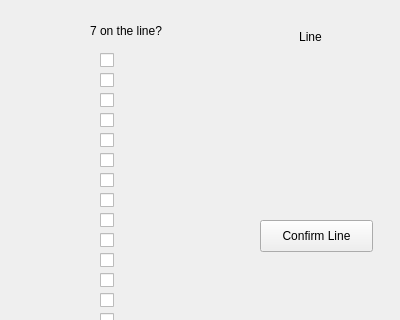
Above: ultimate/chooseside.ui from rrout2/ultimate-stats before the change; both pictures show x 0 to 400 and y 0 to 320 of the 400 by 567 pixel window. Below: the same form after it.
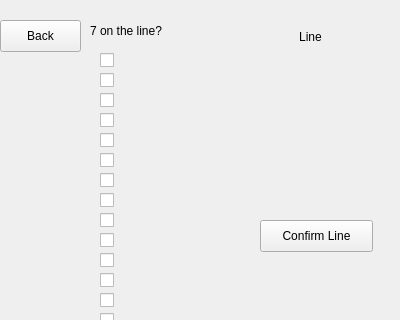
That is the form after the change.

Commit message: added connection b/w chooseside ui and offense defense ui

```diff
--- a/ultimate/chooseside.ui
+++ b/ultimate/chooseside.ui
@@ -690,6 +690,19 @@
     <set>Qt::AlignHCenter|Qt::AlignTop</set>
    </property>
   </widget>
+  <widget class="QPushButton" name="pushButton_4">
+   <property name="geometry">
+    <rect>
+     <x>0</x>
+     <y>20</y>
+     <width>81</width>
+     <height>32</height>
+    </rect>
+   </property>
+   <property name="text">
+    <string>Back</string>
+   </property>
+  </widget>
  </widget>
  <resources/>
  <connections/>
```
The commit also changes 20 other files.
